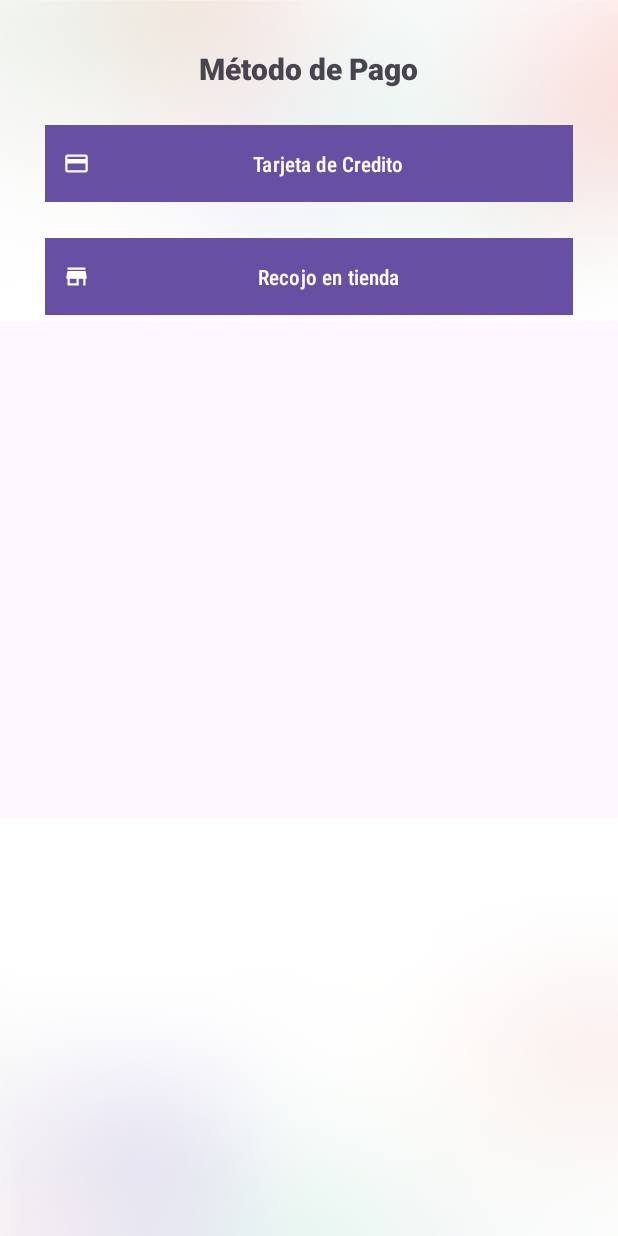
After one commit to brigittev0/AppMinimarketBora, an Android app: the fragment MetodoPagoFragment shown on its own in the app's theme, on a phone screen of 412 x 824 dp. The commit adds this screen. Run offline under Robolectric (Android 15) with nearby library versions, the light colour scheme and no system bars.

Commit message:
metodo de pago

```diff
--- a/app/src/main/java/pe/edu/idat/appborabora/retrofit/network/BoraBoraClient.java
+++ b/app/src/main/java/pe/edu/idat/appborabora/retrofit/network/BoraBoraClient.java
@@ -4,7 +4,7 @@ import retrofit2.Retrofit;
 import retrofit2.converter.gson.GsonConverterFactory;
 
 public class BoraBoraClient {
-    private static final String BASE_URL = "http://192.168.18.8:8081/borabora/";
+    private static final String BASE_URL = "http://192.168.0.15:8081/borabora/";
     private BoraBoraService boraboraService;
 
     public BoraBoraClient(){
--- /dev/null
+++ b/app/src/main/java/pe/edu/idat/appborabora/view/fragments/MetodoPagoFragment.java
@@ -0,0 +1,42 @@
+package pe.edu.idat.appborabora.view.fragments;
+
+import android.os.Bundle;
+
+import androidx.fragment.app.Fragment;
+import androidx.navigation.Navigation;
+
+import android.view.LayoutInflater;
+import android.view.View;
+import android.view.ViewGroup;
+
+import com.google.android.material.snackbar.Snackbar;
+
+import pe.edu.idat.appborabora.R;
+import pe.edu.idat.appborabora.databinding.FragmentMetodoPagoBinding;
+
+public class MetodoPagoFragment extends Fragment {
+
+    private FragmentMetodoPagoBinding binding;
+
+    @Override
+    public View onCreateView(LayoutInflater inflater, ViewGroup container,
+                             Bundle savedInstanceState) {
+        binding = FragmentMetodoPagoBinding.inflate(inflater, container, false);
+
+        binding.btntarjeta.setOnClickListener(new View.OnClickListener() {
+            @Override
+            public void onClick(View v) {
+                Navigation.findNavController(v).navigate(R.id.metodoPagoTarjetaFragment);
+            }
+        });
+
+        binding.btnrecojotienda.setOnClickListener(new View.OnClickListener() {
+            @Override
+            public void onClick(View v) {
+                Snackbar.make(v, "Elección guardada", Snackbar.LENGTH_SHORT).show();
+            }
+        });
+
+        return binding.getRoot();
+    }
+}
--- /dev/null
+++ b/app/src/main/res/drawable/baseline_credit_card_24.xml
@@ -0,0 +1,5 @@
+<vector android:height="24dp" android:tint="#000000"
+    android:viewportHeight="24" android:viewportWidth="24"
+    android:width="24dp" xmlns:android="http://schemas.android.com/apk/res/android">
+    <path android:fillColor="@android:color/white" android:pathData="M20,4L4,4c-1.11,0 -1.99,0.89 -1.99,2L2,18c0,1.11 0.89,2 2,2h16c1.11,0 2,-0.89 2,-2L22,6c0,-1.11 -0.89,-2 -2,-2zM20,18L4,18v-6h16v6zM20,8L4,8L4,6h16v2z"/>
+</vector>
--- /dev/null
+++ b/app/src/main/res/drawable/baseline_store_24.xml
@@ -0,0 +1,5 @@
+<vector android:height="24dp" android:tint="#000000"
+    android:viewportHeight="24" android:viewportWidth="24"
+    android:width="24dp" xmlns:android="http://schemas.android.com/apk/res/android">
+    <path android:fillColor="@android:color/white" android:pathData="M20,4L4,4v2h16L20,4zM21,14v-2l-1,-5L4,7l-1,5v2h1v6h10v-6h4v6h2v-6h1zM12,18L6,18v-4h6v4z"/>
+</vector>
--- a/app/src/main/res/layout/fragment_compra.xml
+++ b/app/src/main/res/layout/fragment_compra.xml
@@ -26,7 +26,7 @@
             app:layout_constraintGuide_begin="25dp" />
 
         <Button
-            android:id="@+id/button2"
+            android:id="@+id/btnmetodo"
             android:layout_width="0dp"
             android:layout_height="wrap_content"
             android:layout_marginTop="16dp"
--- a/app/src/main/res/layout/fragment_listar_prod_categoria.xml
+++ b/app/src/main/res/layout/fragment_listar_prod_categoria.xml
@@ -38,13 +38,13 @@
             <LinearLayout
                 android:layout_width="match_parent"
                 android:layout_height="match_parent"
-                android:orientation="vertical"><!-- android:orientation="horizontal" solo si quieres hacer un lista horizontal-->
+                android:orientation="vertical">
 
                 <androidx.recyclerview.widget.RecyclerView
                     android:layout_margin="8dp"
                     android:id="@+id/rcvPlatillosPorCategoria"
                     android:layout_width="match_parent"
-                    android:layout_height="match_parent"/><!-- si quieres mostrar lista horizontal agregar este atributo android:scrollbars="horizontal" -->
+                    android:layout_height="match_parent"/>
             </LinearLayout>
         </LinearLayout>
     </ScrollView>
--- /dev/null
+++ b/app/src/main/res/layout/fragment_metodo_pago.xml
@@ -0,0 +1,68 @@
+<?xml version="1.0" encoding="utf-8"?>
+<androidx.constraintlayout.widget.ConstraintLayout xmlns:android="http://schemas.android.com/apk/res/android"
+    xmlns:app="http://schemas.android.com/apk/res-auto"
+    xmlns:tools="http://schemas.android.com/tools"
+    android:layout_width="match_parent"
+    android:layout_height="match_parent"
+    android:background="@drawable/img"
+    tools:context=".view.fragments.MetodoPagoFragment">
+
+    <TextView
+        android:id="@+id/textView18"
+        android:layout_width="wrap_content"
+        android:layout_height="wrap_content"
+        android:layout_marginTop="32dp"
+        android:fontFamily="sans-serif-medium"
+        android:text="@string/metodopago"
+        android:textSize="20sp"
+        android:textStyle="bold"
+        app:layout_constraintEnd_toEndOf="parent"
+        app:layout_constraintStart_toStartOf="parent"
+        app:layout_constraintTop_toTopOf="parent" />
+
+    <Button
+        android:id="@+id/btntarjeta"
+        android:layout_width="0dp"
+        android:layout_height="wrap_content"
+        android:layout_marginTop="24dp"
+        android:background="#6200EE"
+        android:fontFamily="sans-serif-condensed-medium"
+        android:padding="12dp"
+        android:text="@string/tarjeta"
+        android:textColor="#FFFFFF"
+        app:cornerRadius="8dp"
+        app:icon="@drawable/baseline_credit_card_24"
+        app:layout_constraintEnd_toStartOf="@+id/guideline8"
+        app:layout_constraintStart_toStartOf="@+id/guideline7"
+        app:layout_constraintTop_toBottomOf="@+id/textView18" />
+
+    <Button
+        android:id="@+id/btnrecojotienda"
+        android:layout_width="0dp"
+        android:layout_height="wrap_content"
+        android:layout_marginTop="24dp"
+        android:background="#6200EE"
+        android:fontFamily="sans-serif-condensed-medium"
+        android:padding="12dp"
+        android:text="@string/TIENDA"
+        android:textColor="#FFFFFF"
+        app:cornerRadius="8dp"
+        app:icon="@drawable/baseline_store_24"
+        app:layout_constraintEnd_toStartOf="@+id/guideline8"
+        app:layout_constraintStart_toStartOf="@+id/guideline7"
+        app:layout_constraintTop_toBottomOf="@+id/btntarjeta" />
+
+    <androidx.constraintlayout.widget.Guideline
+        android:id="@+id/guideline7"
+        android:layout_width="wrap_content"
+        android:layout_height="wrap_content"
+        android:orientation="vertical"
+        app:layout_constraintGuide_begin="30dp" />
+
+    <androidx.constraintlayout.widget.Guideline
+        android:id="@+id/guideline8"
+        android:layout_width="wrap_content"
+        android:layout_height="wrap_content"
+        android:orientation="vertical"
+        app:layout_constraintGuide_end="30dp" />
+</androidx.constraintlayout.widget.ConstraintLayout>
--- a/app/src/main/res/values/strings.xml
+++ b/app/src/main/res/values/strings.xml
@@ -56,4 +56,8 @@
     <string name="txtMPago">Método de pago:</string>
     <string name="txtTotal">Total:</string>
     <string name="titulodhc">Mi compra</string>
+    <string name="metodopago">Método de Pago</string>
+    <string name="tarjeta">Tarjeta de Credito</string>
+    <string name="TIENDA">Recojo en tienda</string>
+    <string name="infotarjecta">Ingrese la Información de su Tarjeta</string>
 </resources>
```
Also changed, not shown: app/src/main/java/pe/edu/idat/appborabora/metodoPagoTarjetaFragment.java (added, +64 -0 lines), app/src/main/java/pe/edu/idat/appborabora/view/fragments/CompraFragment.java (+12 -2 lines), app/src/main/res/layout/fragment_metodo_pago_tarjeta.xml (added, +69 -0 lines), app/src/main/res/navigation/mobile_navigation.xml (+10 -0 lines), app/src/main/res/drawable/img.png (added).
